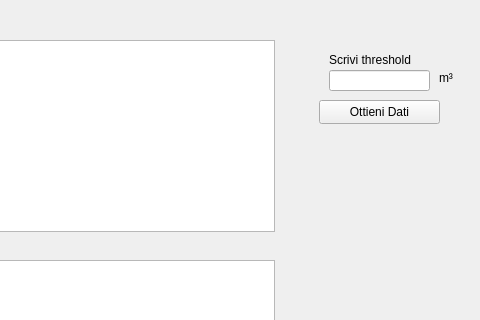
Old version of the form analisi.ui in the repository stefanodecillis/Progetto_Fondamenti_WR; both pictures show x 201 to 681 and y 0 to 320 of the 681 by 468 pixel window.
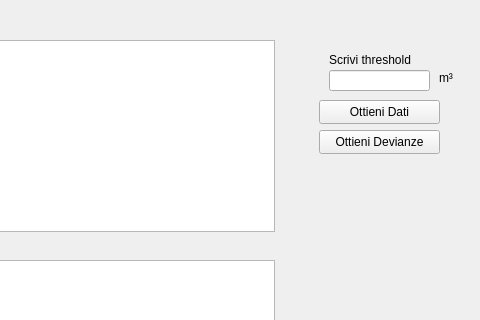
New version of the form.

```diff
--- a/analisi.ui
+++ b/analisi.ui
@@ -146,6 +146,19 @@
      <string>m³</string>
     </property>
    </widget>
+   <widget class="QPushButton" name="deviance_button">
+    <property name="geometry">
+     <rect>
+      <x>520</x>
+      <y>130</y>
+      <width>121</width>
+      <height>24</height>
+     </rect>
+    </property>
+    <property name="text">
+     <string>Ottieni Devianze</string>
+    </property>
+   </widget>
   </widget>
   <widget class="QStatusBar" name="statusbar"/>
  </widget>
```
